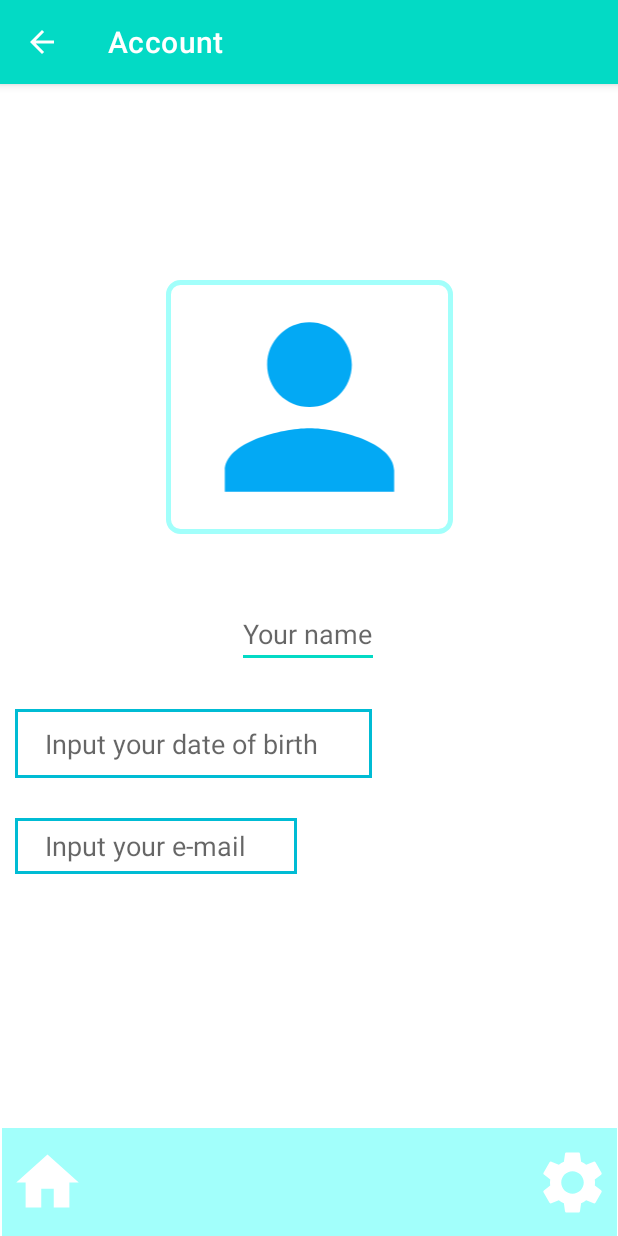
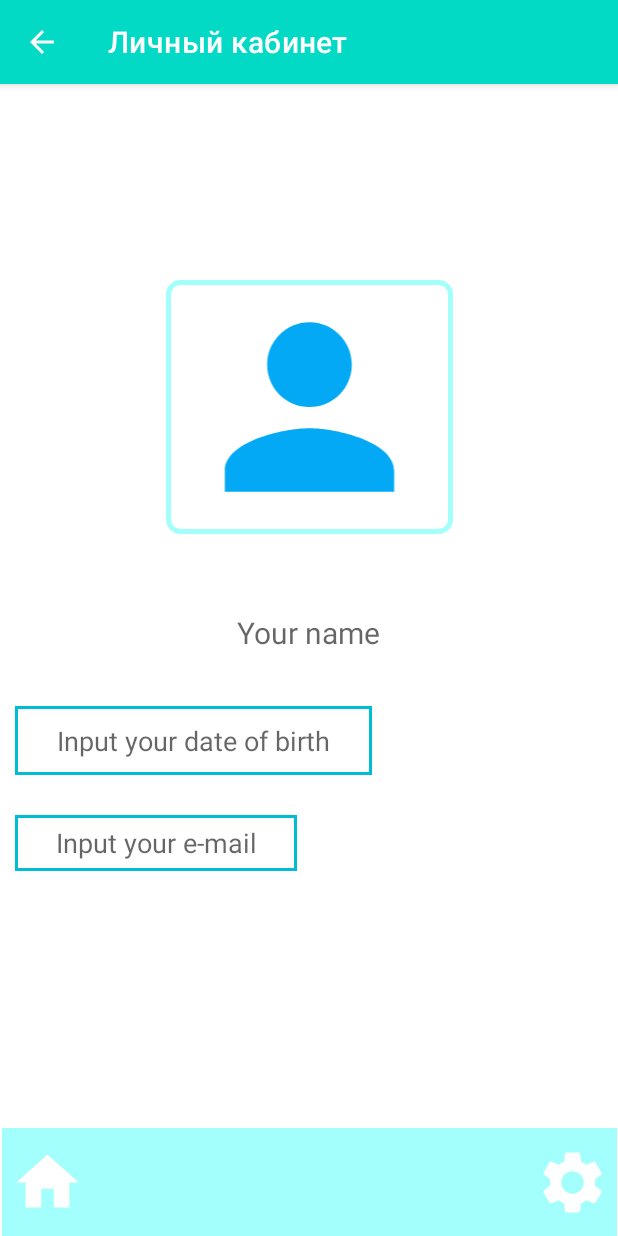
Before and after one commit to meow100sm/LogicLab1, an Android app: the AccountActivity screen opened directly, with no data from a screen before it, on a phone screen of 412 x 824 dp. Run offline under Robolectric (Android 15) with nearby library versions, the phone set to English and light mode, and no system bars.

Commit message:
update_view

```diff
--- a/app/src/main/AndroidManifest.xml
+++ b/app/src/main/AndroidManifest.xml
@@ -6,7 +6,7 @@
         android:allowBackup="true"
         android:dataExtractionRules="@xml/data_extraction_rules"
         android:fullBackupContent="@xml/backup_rules"
-        android:icon="@mipmap/ic_launcher"
+        android:icon="@drawable/ic_calculate"
         android:label="@string/app_name"
         android:supportsRtl="true"
         android:theme="@style/Theme.LogicLab"
@@ -31,12 +31,11 @@
         <activity
             android:name=".SettingsActivity"
             android:exported="false"
-            android:label="Settings"
             android:parentActivityName=".AccountActivity" />
         <activity
             android:name=".AccountActivity"
             android:exported="true"
-            android:label="Account"
+            android:label="Личный кабинет"
             android:parentActivityName=".MainActivity" />
 
     </application>
--- a/app/src/main/java/space/drobyshev/logiclab/AccountActivity.java
+++ b/app/src/main/java/space/drobyshev/logiclab/AccountActivity.java
@@ -4,6 +4,7 @@ import android.content.Intent;
 import android.os.Bundle;
 import android.view.View;
 import android.widget.ImageButton;
+import android.widget.TextView;
 
 import androidx.appcompat.app.AppCompatActivity;
 
@@ -28,6 +29,9 @@ public class AccountActivity extends AppCompatActivity {
                 openSettingsActivity();
             }
         });
+
+        TextView user_name = findViewById(R.id.user_name);
+
     }
 
     public void openSettingsActivity() {
--- a/app/src/main/res/layout/activity_account.xml
+++ b/app/src/main/res/layout/activity_account.xml
@@ -17,13 +17,15 @@
         app:layout_constraintVertical_bias="0.218"
         app:srcCompat="@drawable/ic_person" />
 
-    <EditText
-        android:id="@+id/input_name"
-        android:layout_width="wrap_content"
-        android:layout_height="wrap_content"
+    <TextView
+        android:id="@+id/user_name"
+        android:layout_width="133dp"
+        android:layout_height="43dp"
         android:layout_centerHorizontal="true"
         android:layout_centerVertical="true"
         android:hint="Your name"
+        android:textSize="20dp"
+        android:gravity="center"
         app:layout_constraintBottom_toTopOf="@+id/linearLayout"
         app:layout_constraintEnd_toEndOf="parent"
         app:layout_constraintHorizontal_bias="0.498"
@@ -40,12 +42,12 @@
         android:layout_marginStart="10dp"
         android:background="@drawable/edittext_border"
         android:hint="Input your date of birth"
-        android:paddingLeft="20dp"
+        android:gravity="center"
         app:layout_constraintBottom_toTopOf="@+id/input_your_email"
         app:layout_constraintEnd_toEndOf="parent"
         app:layout_constraintHorizontal_bias="0.0"
         app:layout_constraintStart_toStartOf="parent"
-        app:layout_constraintTop_toBottomOf="@+id/input_name" />
+        app:layout_constraintTop_toBottomOf="@+id/user_name" />
 
     <EditText
         android:id="@+id/input_your_email"
@@ -58,12 +60,12 @@
         android:background="@drawable/edittext_border"
         android:ems="10"
         android:hint="Input your e-mail"
-        android:paddingLeft="20dp"
+        android:gravity="center"
         android:inputType="textEmailAddress"
         app:layout_constraintEnd_toEndOf="parent"
         app:layout_constraintHorizontal_bias="0.0"
         app:layout_constraintStart_toStartOf="parent"
-        app:layout_constraintTop_toBottomOf="@+id/input_name" />
+        app:layout_constraintTop_toBottomOf="@+id/user_name" />
 
     <RelativeLayout
         android:id="@+id/linearLayout"
--- a/app/src/main/res/layout/activity_settings.xml
+++ b/app/src/main/res/layout/activity_settings.xml
@@ -101,7 +101,7 @@
                 app:srcCompat="@drawable/ic_language" />
 
             <TextView
-                android:id="@+id/textView3"
+                android:id="@+id/text_language"
                 android:layout_width="wrap_content"
                 android:layout_height="wrap_content"
                 android:layout_marginStart="20dp"
```
Also changed, not shown: app/src/main/res/layout/activity_main.xml (+16 -14 lines).
